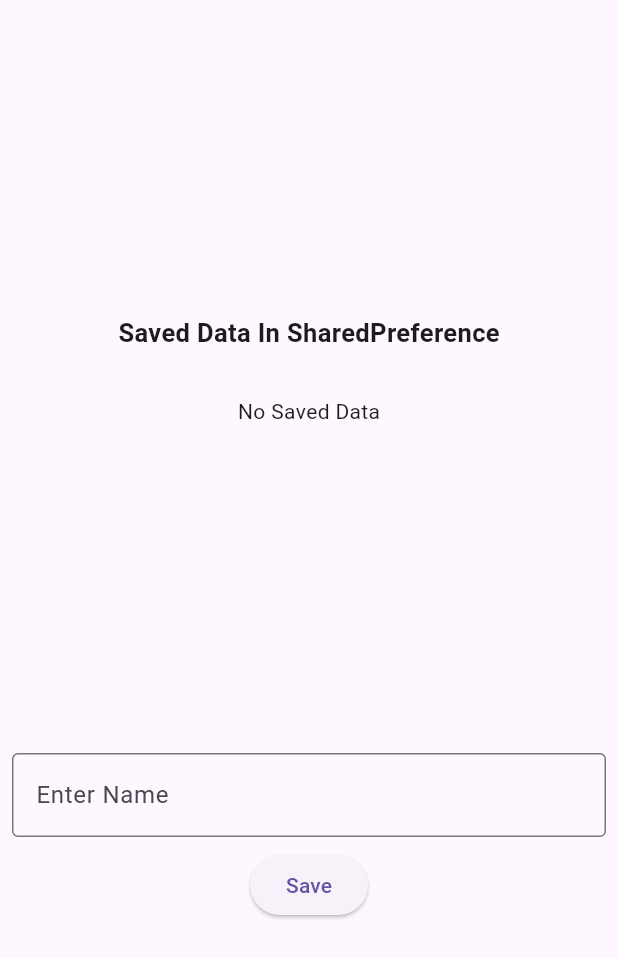
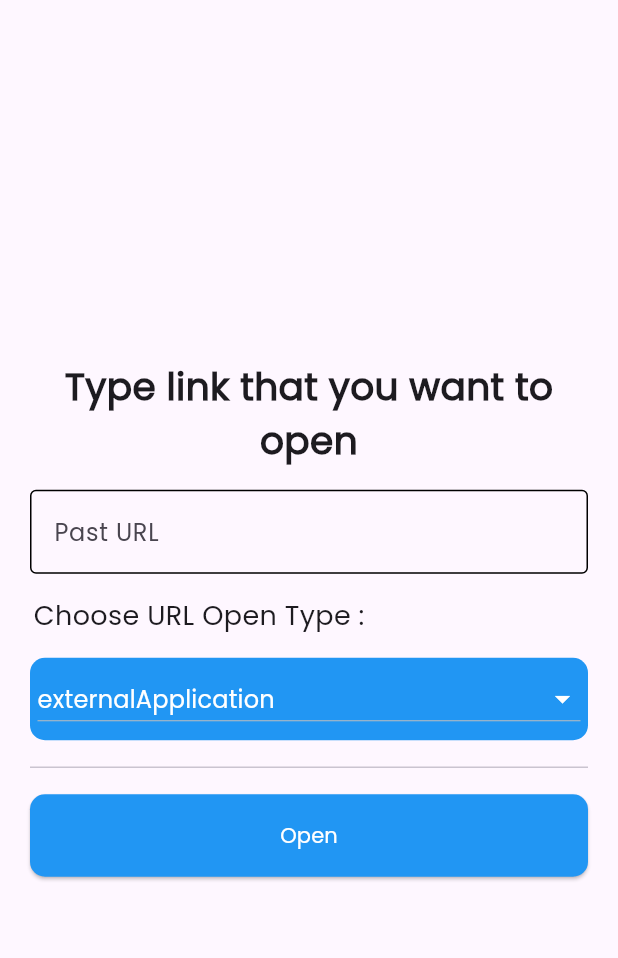
Before and after one commit to aktharOG/flutter-favorites, a Flutter app: the screen it shows after launch, on a phone screen of 412 x 824 dp. Shown: the top 958 px of the screen. Run offline on Flutter 3.47's test engine with Material 3 defaults, Android fonts, the phone set to English and light mode, and no system bars; our stand-ins replace shared_preferences.

Commit message:
url launcher

```diff
--- a/lib/home.dart
+++ b/lib/flutter_favorites/sharedPreference/home.dart
@@ -1,5 +1,5 @@
 import 'package:flutter/material.dart';
-import 'package:flutter_favorites/flutter_favorites/shared_preference.dart';
+import 'package:flutter_favorites/flutter_favorites/sharedPreference/shared_preference.dart';
 
 class Home extends StatefulWidget {
   const Home({super.key});
--- /dev/null
+++ b/lib/flutter_favorites/urlLauncher/url_launcher.dart
@@ -0,0 +1,157 @@
+import 'dart:developer';
+
+import 'package:flutter/material.dart';
+import 'package:url_launcher/url_launcher.dart';
+
+class UrlLauncherScreen extends StatefulWidget {
+  const UrlLauncherScreen({super.key});
+
+  @override
+  State<UrlLauncherScreen> createState() => _UrlLauncherScreenState();
+}
+
+class _UrlLauncherScreenState extends State<UrlLauncherScreen> {
+  Map<String, dynamic> selctedValue = {"id": 0, "name": "externalApplication"};
+  int valueINT = 0;
+
+  List<Map<String, dynamic>> items = [
+    {"id": 0, "name": "externalApplication"},
+    {"id": 1, "name": "externalNonBrowserApplication"},
+    {"id": 2, "name": "inAppBrowserView"},
+    {"id": 3, "name": "inAppWebView"},
+    {"id": 4, "name": "platformDefault"},
+  ];
+  TextEditingController urlController = TextEditingController();
+  @override
+  Widget build(BuildContext context) {
+    return GestureDetector(
+      onTap: () {
+        FocusScope.of(context).unfocus();
+      },
+      child: Scaffold(
+        body: SafeArea(
+          child: Center(
+            child: Padding(
+              padding: const EdgeInsets.symmetric(horizontal: 20),
+              child: Column(
+                crossAxisAlignment: CrossAxisAlignment.start,
+                mainAxisAlignment: MainAxisAlignment.center,
+                children: [
+                  const Text(
+                    "Type link that you want to open",
+                    style: TextStyle(
+                      fontWeight: FontWeight.bold,
+                      fontSize: 25,
+                    ),
+                    textAlign: TextAlign.center,
+                  ),
+                  const SizedBox(
+                    height: 15,
+                  ),
+                  TextField(
+                    decoration: const InputDecoration(
+                        hintText: "Past URL",
+                        enabledBorder: OutlineInputBorder(),
+                        focusedBorder: OutlineInputBorder(),
+                        disabledBorder: OutlineInputBorder(),
+                        border: InputBorder.none),
+                    controller: urlController,
+                  ),
+                  const SizedBox(
+                    height: 15,
+                  ),
+                  const Text(
+                    "Choose URL Open Type : ",
+                    style: TextStyle(
+                      fontWeight: FontWeight.w500,
+                      fontSize: 18,
+                    ),
+                    textAlign: TextAlign.center,
+                  ),
+                  const SizedBox(
+                    height: 15,
+                  ),
+                  Container(
+                    padding: const EdgeInsets.all(5),
+                    decoration: BoxDecoration(
+                        color: Colors.blue,
+                        borderRadius: BorderRadius.circular(10)),
+                    height: 55,
+                    width: double.infinity,
+                    child: DropdownButton<int>(
+                        iconEnabledColor: Colors.white,
+                        dropdownColor: Colors.blue,
+                        isExpanded: true,
+                        value: selctedValue["id"],
+                        items: items
+                            .map((e) => DropdownMenuItem<int>(
+                                value: e["id"],
+                                child: Text(
+                                  e["name"] as String,
+                                  style: const TextStyle(color: Colors.white),
+                                )))
+                            .toList(),
+                        onChanged: (value) {
+                          setState(() {
+                            valueINT = value!;
+                            selctedValue = items[valueINT];
+                            print(value);
+                          });
+                        }),
+                  ),
+                  const SizedBox(
+                    height: 10,
+                  ),
+                  const Divider(),
+                  const SizedBox(
+                    height: 10,
+                  ),
+                  SizedBox(
+                    width: double.infinity,
+                    height: 55,
+                    child: ElevatedButton(
+                        style: ElevatedButton.styleFrom(
+                            backgroundColor: Colors.blue,
+                            shape: RoundedRectangleBorder(
+                                borderRadius: BorderRadius.circular(10))),
+                        onPressed: () async {
+                          log(valueINT.toString());
+                          log("luacnhing...");
+                          switch (valueINT) {
+                            case 0:
+                              await launchUrl(Uri.parse(urlController.text),
+                                  mode: LaunchMode.externalApplication);
+                              break;
+                            case 1:
+                              launchUrl(Uri.parse(urlController.text),
+                                  mode:
+                                      LaunchMode.externalNonBrowserApplication);
+                              break;
+                            case 2:
+                              launchUrl(Uri.parse(urlController.text),
+                                  mode: LaunchMode.inAppBrowserView);
+                              break;
+                            case 3:
+                              launchUrl(Uri.parse(urlController.text),
+                                  mode: LaunchMode.inAppWebView);
+                              break;
+                            case 4:
+                              launchUrl(Uri.parse(urlController.text),
+                                  mode: LaunchMode.platformDefault);
+                              break;
+                          }
+                        },
+                        child: const Text(
+                          "Open",
+                          style: TextStyle(color: Colors.white),
+                        )),
+                  ),
+                ],
+              ),
+            ),
+          ),
+        ),
+      ),
+    );
+  }
+}
--- a/lib/main.dart
+++ b/lib/main.dart
@@ -1,6 +1,7 @@
 import 'package:flutter/material.dart';
-import 'package:flutter_favorites/flutter_favorites/shared_preference.dart';
-import 'package:flutter_favorites/home.dart';
+import 'package:flutter_favorites/flutter_favorites/sharedPreference/shared_preference.dart';
+import 'package:flutter_favorites/flutter_favorites/sharedPreference/home.dart';
+import 'package:flutter_favorites/flutter_favorites/urlLauncher/url_launcher.dart';
 
 Future<void> main() async{
  WidgetsFlutterBinding.ensureInitialized();
@@ -16,10 +17,10 @@ class MyApp extends StatelessWidget {
     return MaterialApp(
       title: 'Flutter Demo',
       theme: ThemeData(
-
+        fontFamily: "Poppins",
         primarySwatch: Colors.blue,
       ),
-      home: const Home(),
+      home: const UrlLauncherScreen(),
     );
   }
 }
```
Also changed, not shown: pubspec.yaml (+8 -0 lines), font/Poppins-Regular.ttf (added), lib/flutter_favorites/sharedPreference/shared_preference.dart (renamed from lib/flutter_favorites/shared_preference.dart), pubspec.lock, 6 other files.
